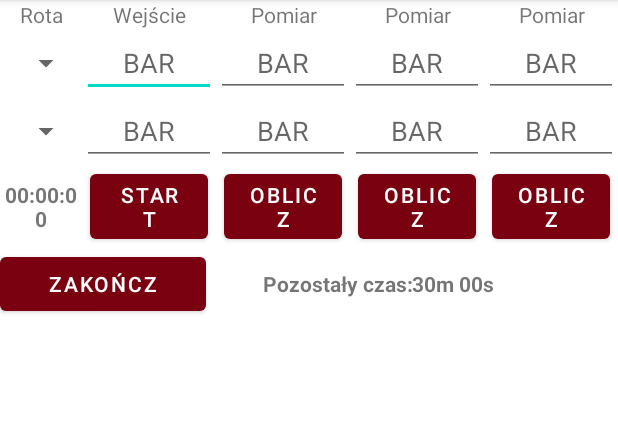
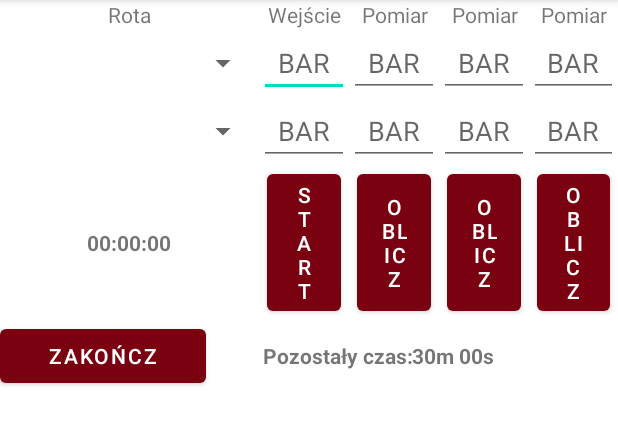
Before and after one commit to BartoszDolata/FirefighterSupportApp, an Android app: the fragment FireBrigadeFragment shown on its own in the app's theme, on a phone screen of 412 x 824 dp, the part 84-529 px from its top. Run offline under Robolectric (Android 15) with nearby library versions, the phone set to English and light mode, and no system bars.

Commit message:
Change main activity layout on small screen

```diff
--- a/app/src/main/res/layout-large/activity_main.xml
+++ b/app/src/main/res/layout-large/activity_main.xml
@@ -12,7 +12,7 @@
         android:fillViewport="true"
         app:layout_constraintEnd_toEndOf="parent"
         app:layout_constraintStart_toStartOf="parent"
-        tools:layout_editor_absoluteY="0dp">
+        app:layout_constraintTop_toTopOf="parent">
 
 
         <HorizontalScrollView
@@ -22,7 +22,7 @@
             tools:ignore="MissingConstraints">
 
             <LinearLayout
-                android:layout_width="match_parent"
+                android:layout_width="wrap_content"
                 android:layout_height="wrap_content"
                 android:orientation="vertical">
 
--- a/app/src/main/res/layout/fragment_fire_brigade.xml
+++ b/app/src/main/res/layout/fragment_fire_brigade.xml
@@ -67,12 +67,11 @@
 
             <Spinner
                 android:id="@+id/firefighter1"
-                android:layout_width="match_parent"
+                android:layout_width="211dp"
                 android:layout_height="match_parent"
                 android:layout_weight="1"
                 android:gravity="center"
-                android:spinnerMode="dropdown"
-                />
+                android:spinnerMode="dropdown" />
 
             <EditText
                 android:id="@+id/ff1_check1"
```
